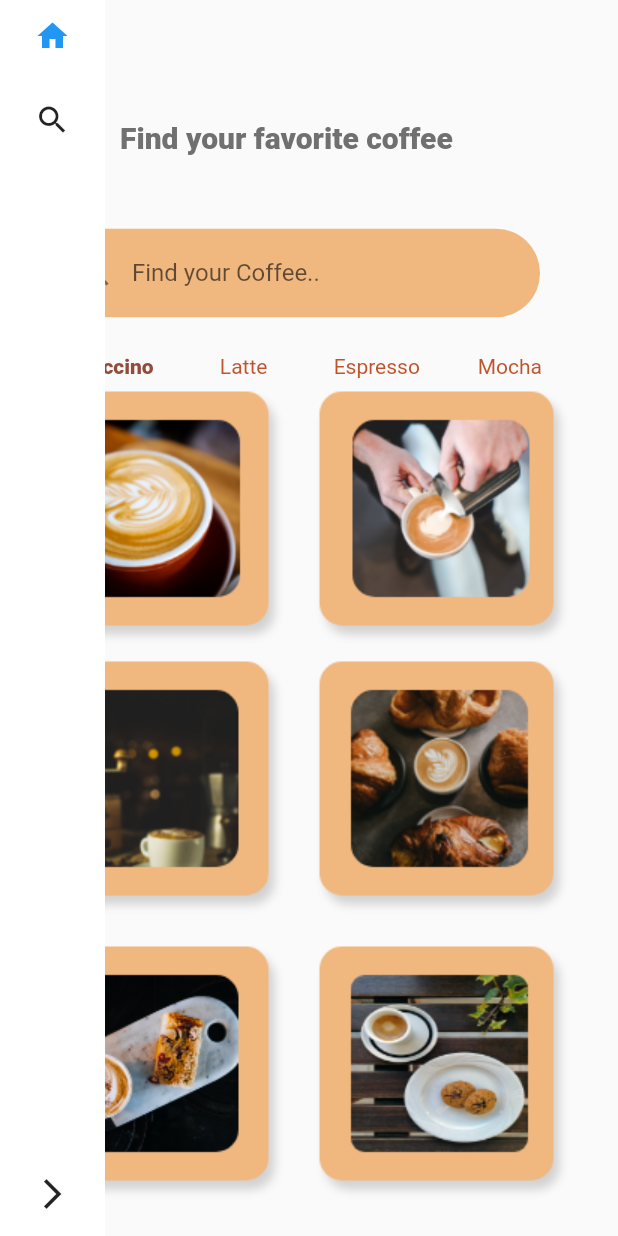
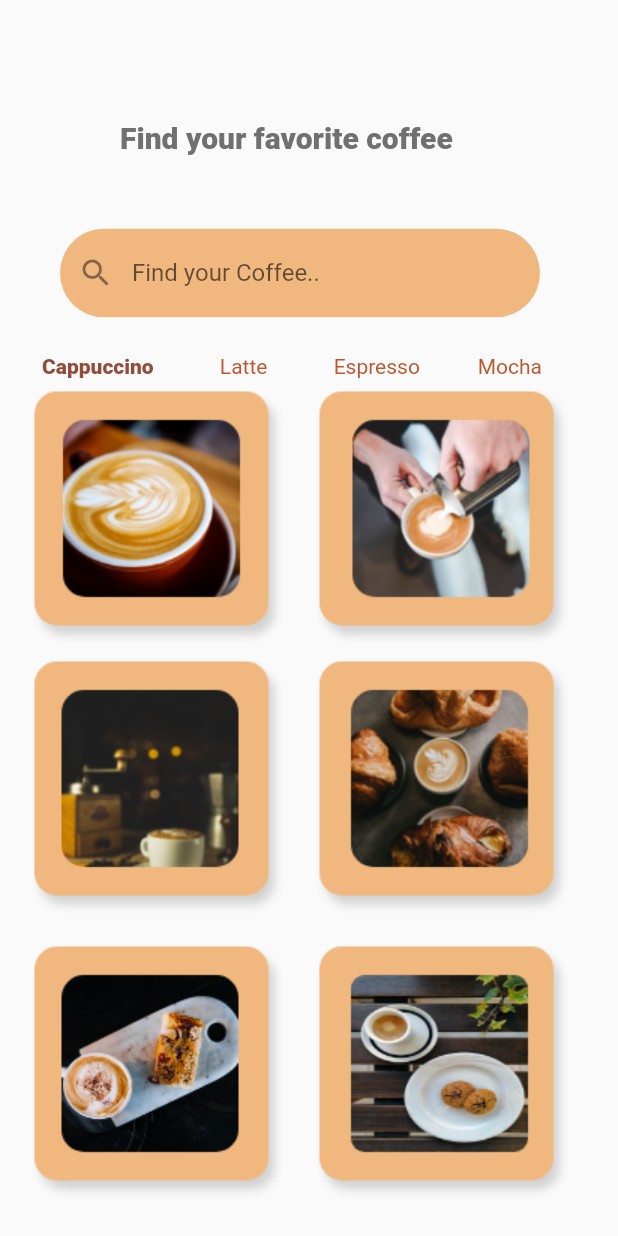
Before and after one commit to MEROO1010/coffee-land, a Flutter app: the cappuccino screen opened by its route, on a phone screen of 412 x 824 dp. Run offline on Flutter 3.47's test engine with Material 2 defaults, Android fonts, the light colour scheme and no system bars; drawn by our look-alikes of sidebarx; our stand-ins replace flutter_slider_drawer, google_nav_bar, line_icons, page_transition; Roboto replaces fonts that are missing (Schyler).

Commit message:
flutter app coffee land

```diff
--- a/lib/main.dart
+++ b/lib/main.dart
@@ -1,5 +1,6 @@
 import 'package:coffee_land/screens/Espresso.dart';
 import 'package:coffee_land/screens/cappuccino.dart';
+import 'package:coffee_land/screens/details.dart';
 import 'package:coffee_land/screens/latte.dart';
 import 'package:coffee_land/screens/login.dart';
 import 'package:coffee_land/screens/mocha.dart';
@@ -19,6 +20,7 @@ void main() {
       '/latte': (context) => latte(),
       '/Espresso': (context) => Espresso(),
       '/mocha': (context) => mocha(),
+      'details': (context) => details(),
     },
   ));
 }
--- a/lib/screens/cappuccino.dart
+++ b/lib/screens/cappuccino.dart
@@ -1,4 +1,5 @@
 import 'package:coffee_land/screens/Espresso.dart';
+import 'package:coffee_land/screens/details.dart';
 import 'package:coffee_land/screens/latte.dart';
 import 'package:coffee_land/screens/mocha.dart';
 import 'package:coffee_land/screens/profile.dart';
@@ -7,6 +8,7 @@ import 'package:flutter/material.dart';
 import 'package:google_nav_bar/google_nav_bar.dart';
 import 'package:page_transition/page_transition.dart';
 import 'package:sidebarx/sidebarx.dart';
+import 'package:flutter_slider_drawer/flutter_slider_drawer.dart';
 
 void main() {
   runApp(cappuccino());
@@ -58,7 +60,13 @@ class cappuccino extends StatelessWidget {
               children: [
                 Container(
                   child: TextButton(
-                      onPressed: () {},
+                      onPressed: () {
+                        Navigator.push(
+                          context,
+                          MaterialPageRoute(
+                              builder: (context) => const details()),
+                        );
+                      },
                       child: Image.asset('assets/images/caupp1.png')),
                   padding: EdgeInsets.only(left: 200, top: 250),
                 ),
@@ -99,19 +107,6 @@ class cappuccino extends StatelessWidget {
         Container(
           child: rowcontent(),
         ),
-        Material(
-          child: Container(
-            child: Material(
-              child: SidebarX(
-                controller: SidebarXController(selectedIndex: 0),
-                items: const [
-                  SidebarXItem(icon: Icons.home, label: 'Home'),
-                  SidebarXItem(icon: Icons.search, label: 'Search'),
-                ],
-              ),
-            ),
-          ),
-        )
       ],
     );
   }
--- a/pubspec.yaml
+++ b/pubspec.yaml
@@ -40,6 +40,8 @@ dependencies:
   google_nav_bar: ^5.0.6
   line_icons: ^2.0.1
   sidebarx: ^0.14.0
+  elastic_drawer: ^2.0.2
+  flutter_slider_drawer: ^2.1.2
 
 
 
```
Also changed, not shown: lib/screens/details.dart (added, +24 -0 lines), lib/screens/latte.dart (+11 -1 lines), assets/images/img1.png (added), pubspec.lock.
